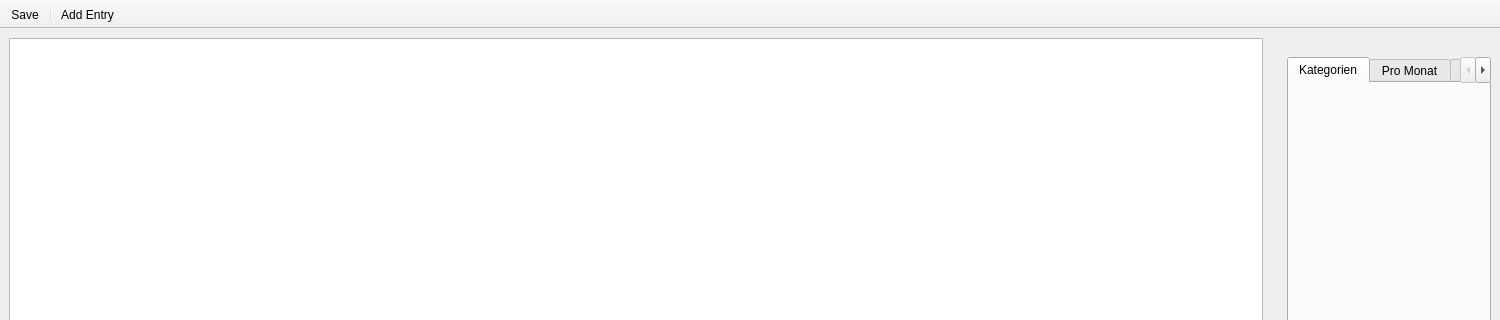
Nudin/microaccounting, file main_window.ui: the form before one commit; both pictures show x 0 to 1500 and y 0 to 320 of the 1500 by 800 pixel window.
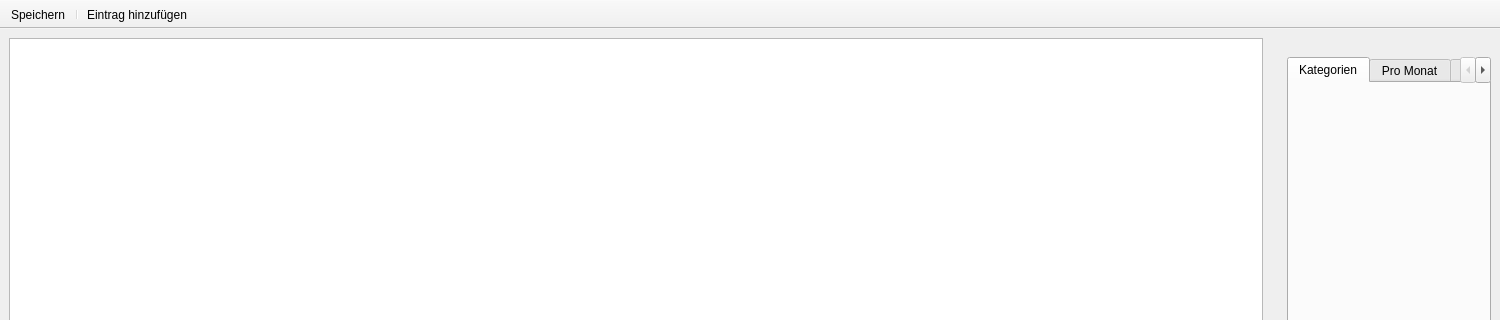
The form after the commit. Icons and pictures are not drawn.

Commit message: Translate Texts

```diff
--- a/main_window.ui
+++ b/main_window.ui
@@ -89,7 +89,7 @@
      <normaloff>.</normaloff>.</iconset>
    </property>
    <property name="text">
-    <string>Save</string>
+    <string>Speichern</string>
    </property>
    <property name="menuRole">
     <enum>QAction::NoRole</enum>
@@ -101,7 +101,7 @@
      <normaloff>.</normaloff>.</iconset>
    </property>
    <property name="text">
-    <string>Add Entry</string>
+    <string>Eintrag hinzufügen</string>
    </property>
    <property name="toolTip">
     <string>Neuen Eintrag hinzufügen</string>
```
The commit also changes 1 other file.
